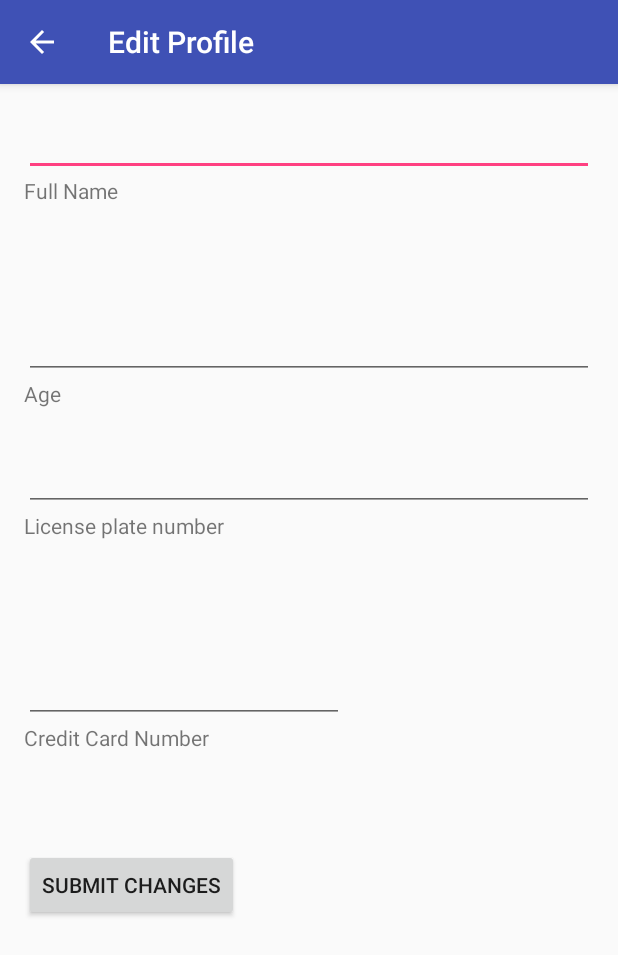
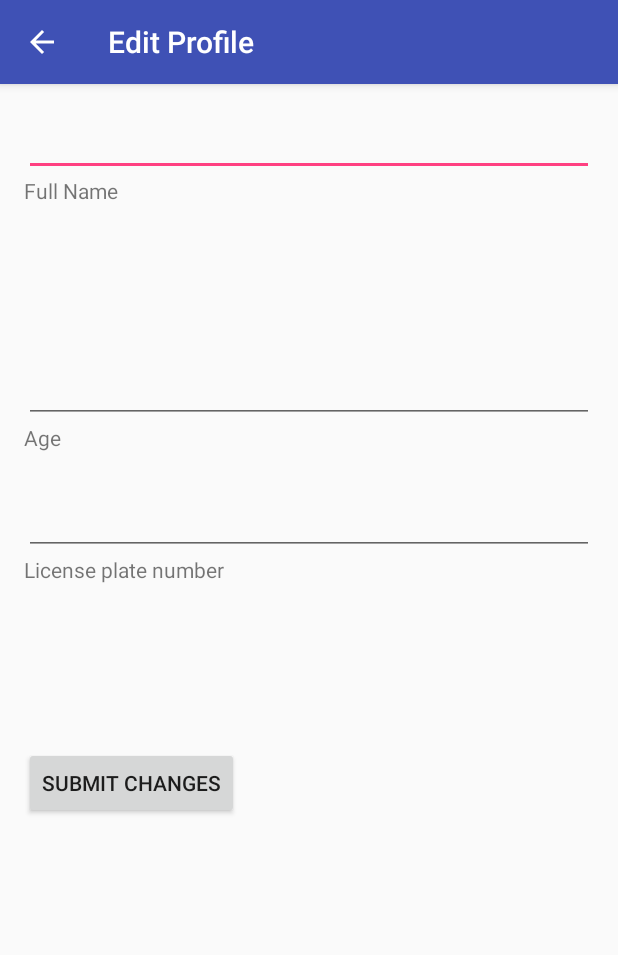
Before and after one commit to washuclub/washu, an Android app: the CustomerEditProfileActivity screen opened directly, with no data from a screen before it, on a phone screen of 412 x 824 dp. Shown: the top 955 px of the screen. Run offline under Robolectric (Android 15) with nearby library versions, the phone set to English and light mode, and no system bars.

Commit message:
Remove credit card from profile

```diff
--- a/app/src/main/java/me/cpjk/washu/CustomerEditProfileActivity.java
+++ b/app/src/main/java/me/cpjk/washu/CustomerEditProfileActivity.java
@@ -17,7 +17,6 @@ import me.cpjk.washu.R;
 public class CustomerEditProfileActivity extends AppCompatActivity {
     private String name;
     private String age;
-    private String ccNumber;
     private String licensePlateNumber;
 
     @Override
@@ -30,17 +29,14 @@ public class CustomerEditProfileActivity extends AppCompatActivity {
         SharedPreferences sharedPrefs = this.getSharedPreferences(getString(R.string.profile_file_name), Context.MODE_PRIVATE);
         name = sharedPrefs.getString(this.getString(R.string.user_profile_name), "");
         age = sharedPrefs.getString(this.getString(R.string.user_profile_age), "");
-        ccNumber = sharedPrefs.getString(this.getString(R.string.user_profile_cc), "");
         licensePlateNumber = sharedPrefs.getString(this.getString(R.string.user_profile_license), "");
 
         EditText nameField = (EditText) findViewById(R.id.profileNameInput);
         EditText ageField = (EditText) findViewById(R.id.profileAgeInput);
-        EditText ccField = (EditText) findViewById(R.id.profileCreditCardInput);
         EditText licenseField = (EditText) findViewById(R.id.profileLicensePlateInput);
 
         nameField.setText(name);
         ageField.setText(age);
-        ccField.setText(ccNumber);
         licenseField.setText(licensePlateNumber);
 
         getSupportActionBar().setDisplayHomeAsUpEnabled(true);
@@ -52,17 +48,14 @@ public class CustomerEditProfileActivity extends AppCompatActivity {
 
         EditText nameField = (EditText) findViewById(R.id.profileNameInput);
         EditText ageField = (EditText) findViewById(R.id.profileAgeInput);
-        EditText ccField = (EditText) findViewById(R.id.profileCreditCardInput);
         EditText licenseField = (EditText) findViewById(R.id.profileLicensePlateInput);
 
         name = nameField.getText().toString();
         age = ageField.getText().toString();
-        ccNumber = ccField.getText().toString();
         licensePlateNumber = licenseField.getText().toString();
 
         editor.putString(this.getString(R.string.user_profile_name), name);
         editor.putString(this.getString(R.string.user_profile_age), age);
-        editor.putString(this.getString(R.string.user_profile_cc), ccNumber);
         editor.putString(this.getString(R.string.user_profile_license), licensePlateNumber);
         editor.commit();
 
--- a/app/src/main/java/me/cpjk/washu/PaymentActivity.java
+++ b/app/src/main/java/me/cpjk/washu/PaymentActivity.java
@@ -12,6 +12,8 @@ import android.widget.EditText;
 
 public class PaymentActivity extends AppCompatActivity {
 
+    private final boolean AUTOFILL = false;
+
     @Override
     protected void onCreate(Bundle savedInstanceState) {
         super.onCreate(savedInstanceState);
@@ -21,11 +23,14 @@ public class PaymentActivity extends AppCompatActivity {
 
         getSupportActionBar().setDisplayHomeAsUpEnabled(true);
 
-        SharedPreferences sharedPrefs = this.getSharedPreferences(getString(R.string.profile_file_name), Context.MODE_PRIVATE);
-        String ccNumber = sharedPrefs.getString(this.getString(R.string.user_profile_cc), "");
+        if (AUTOFILL) {
+            SharedPreferences sharedPrefs = this.getSharedPreferences(getString(R.string.profile_file_name), Context.MODE_PRIVATE);
+            String ccNumber = sharedPrefs.getString(this.getString(R.string.user_profile_cc), "");
 
-        EditText licensePlateEditText = (EditText) findViewById(R.id.paymentCCNumberEditText);
-        licensePlateEditText.setText(ccNumber);
+            EditText licensePlateEditText = (EditText) findViewById(R.id.paymentCCNumberEditText);
+            licensePlateEditText.setText(ccNumber);
+        }
+
         Button orderButton = (Button) findViewById(R.id.orderButton);
     }
 
--- a/app/src/main/res/layout/content_customer_edit_profile.xml
+++ b/app/src/main/res/layout/content_customer_edit_profile.xml
@@ -119,37 +119,6 @@
         </LinearLayout>
 
         <LinearLayout
-            android:orientation="vertical"
-            android:layout_width="match_parent"
-            android:layout_height="129dp">
-
-            <LinearLayout
-                android:orientation="horizontal"
-                android:layout_width="match_parent"
-                android:layout_height="wrap_content">
-
-                <EditText
-                    android:layout_width="wrap_content"
-                    android:layout_height="wrap_content"
-                    android:inputType="textPostalAddress"
-                    android:ems="10"
-                    android:id="@+id/profileCreditCardInput" />
-            </LinearLayout>
-
-            <LinearLayout
-                android:orientation="horizontal"
-                android:layout_width="match_parent"
-                android:layout_height="match_parent">
-
-                <TextView
-                    android:layout_width="match_parent"
-                    android:layout_height="wrap_content"
-                    android:text="Credit Card Number"
-                    android:id="@+id/profileCreditCardTextView" />
-            </LinearLayout>
-        </LinearLayout>
-
-        <LinearLayout
             android:orientation="horizontal"
             android:layout_width="match_parent"
             android:layout_height="82dp"
```
